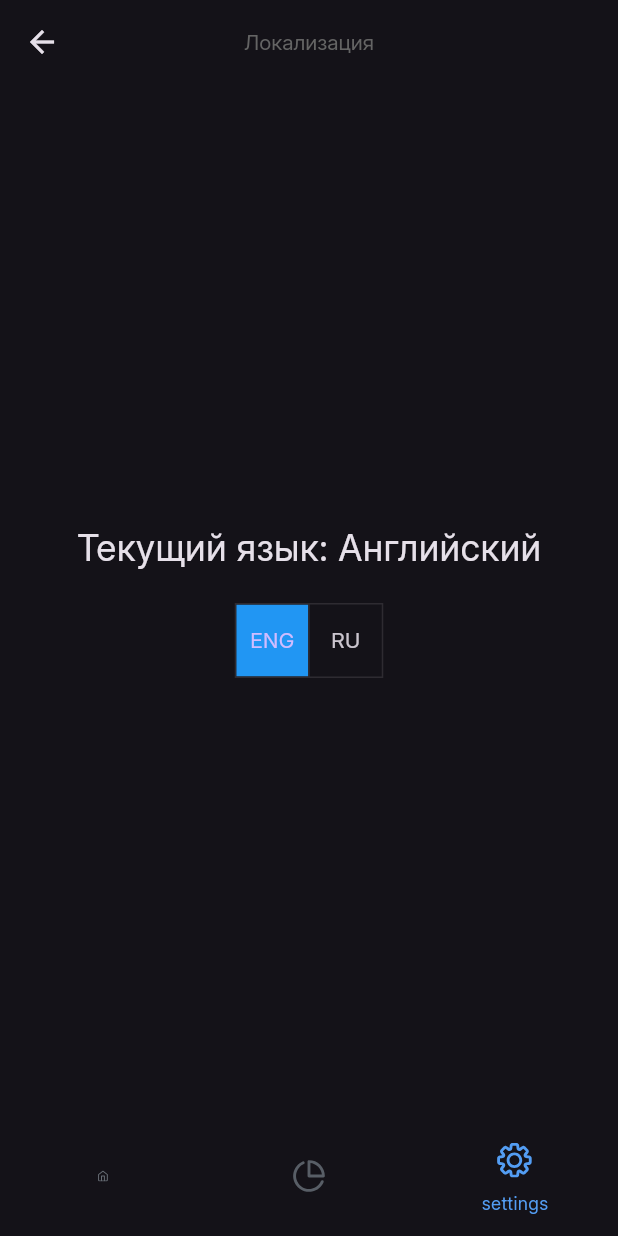
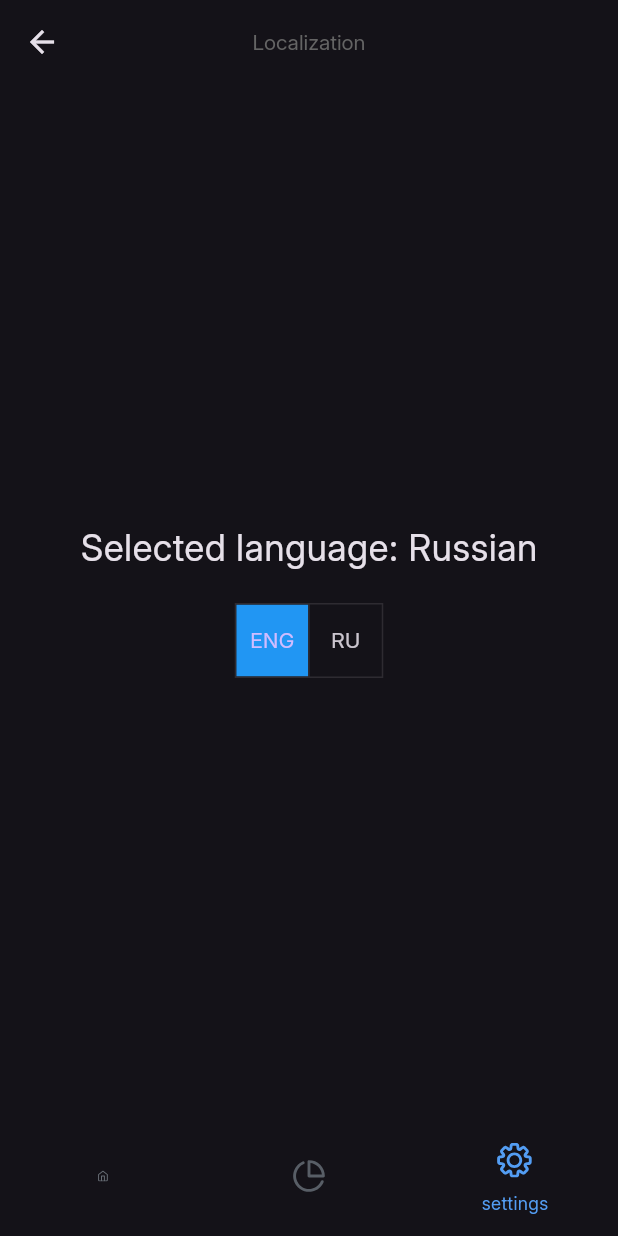
Before and after one commit to Skylaunch/findet, a Flutter app: the LocalizationsScreen screen opened by its route, after a tap on "ENG", on a phone screen of 412 x 824 dp. Run offline on Flutter 3.47's test engine with Material 3 defaults, Android fonts, the phone set to English and light mode, and no system bars; our stand-ins replace cloud_firestore, dotted_border, dropdown_button2, firebase_core, flutter_bloc, flutter_svg and 6 more; accounts and stored records are empty.

Commit message:
Добавил почти полную локализацию приложения

```diff
--- a/lib/blocs/global/auth_bloc.dart
+++ b/lib/blocs/global/auth_bloc.dart
@@ -1,4 +1,5 @@
 import 'package:findet/domain/models/user_model.dart';
+import 'package:findet/generated/l10n.dart';
 import 'package:findet/helpers/global_data.dart';
 import 'package:findet/ui/router/routes.dart';
 import 'package:flutter/material.dart';
@@ -93,14 +94,14 @@ class AuthBloc extends Bloc<AuthEvent, AuthState> {
         authService.saveToken(token: authUser.id);
         authService.saveUser(user: authUser);
 
-        toastService.showDefaultToast(message: 'Добро пожаловать, ${authUser.firstName}', context: context);
+        toastService.showDefaultToast(message: S.of(context).welcome(authUser.firstName), context: context);
 
         emit(AuthCompletedState(user: authUser));
 
         context.go(Routes.home);
       } else {
         toastService.showErrorToast(
-          message: 'Произошла ошибка :(\nВы ввели неверный логин или пароль',
+          message: S.of(context).uncorrect_login_or_password_error,
           context: context,
         );
       }
--- a/lib/blocs/local/diagram_bloc.dart
+++ b/lib/blocs/local/diagram_bloc.dart
@@ -1,5 +1,7 @@
 import 'package:findet/domain/models/financial_operation_model.dart';
+import 'package:findet/generated/l10n.dart';
 import 'package:findet/helpers/global_data.dart';
+import 'package:flutter/material.dart';
 import 'package:flutter_bloc/flutter_bloc.dart';
 
 /// Эвент блока работы с диаграммами
@@ -79,7 +81,7 @@ class DiagramBloc extends Bloc<DiagramEvent, DiagramState> {
     );
   }
 
-  String getDayFirstLetters(DateTime dateFilterTime) {
+  String getDayFirstLetters(DateTime dateFilterTime, BuildContext context) {
     switch (dateFilterTime.weekday) {
       case 1:
         return 'MO';
@@ -96,7 +98,7 @@ class DiagramBloc extends Bloc<DiagramEvent, DiagramState> {
       case 7:
         return 'SU';
       default:
-        throw ('Ошибка при преобразовании дня недели в строку');
+        throw (S.of(context).weekday_to_string_error);
     }
   }
 }
--- a/lib/helpers/methods.dart
+++ b/lib/helpers/methods.dart
@@ -11,13 +11,13 @@ set appLocale(Locale locale) {
   _appLocale = locale;
 }
 
-void setGlobalLocalization(Locale locale) {
+void setGlobalLocalization(Locale locale, BuildContext context) {
   if (S.delegate.supportedLocales.contains(locale)) {
     FToast().showToast(
       child: Row(
         mainAxisSize: MainAxisSize.min,
         children: [
-          const Text('Данного языка в приложении пока нет'),
+          Text(S.of(context).uncorrect_selected_language_error),
           const SizedBox(width: 3),
           SvgPicture.asset('lib/assets/images/icons/emotions/sad.svg')
         ],
--- a/lib/ui/features/diagram/diagram_screen.dart
+++ b/lib/ui/features/diagram/diagram_screen.dart
@@ -1,6 +1,7 @@
 import 'package:findet/blocs/global/theme_bloc.dart';
 import 'package:findet/blocs/local/diagram_bloc.dart';
 import 'package:findet/domain/models/financial_operation_model.dart';
+import 'package:findet/generated/l10n.dart';
 import 'package:findet/ui/features/diagram/widgets/dates_filter.dart';
 import 'package:flutter/material.dart';
 import 'package:flutter_bloc/flutter_bloc.dart';
@@ -39,7 +40,7 @@ class _DiagramScreenState extends State<DiagramScreen> {
                 builder: (context, state) => state is DiagramLoadedState
                     ? state.financialOperations.isNotEmpty
                         ? SfCircularChart(
-                            title: const ChartTitle(text: 'Ваши расходы'),
+                            title: ChartTitle(text: S.of(context).your_expenses_title),
                             legend: const Legend(
                               isVisible: true,
                               overflowMode: LegendItemOverflowMode.wrap,
@@ -65,7 +66,7 @@ class _DiagramScreenState extends State<DiagramScreen> {
                           )
                         : Center(
                             child: Text(
-                            'В этот день расходов не наблюдается ☺👍',
+                            S.of(context).zero_expenses_text,
                             textAlign: TextAlign.center,
                             style: TextStyle(
                               color: colors.secondaryBlueColor,
--- a/lib/ui/features/diagram/widgets/date_filter_item.dart
+++ b/lib/ui/features/diagram/widgets/date_filter_item.dart
@@ -30,7 +30,7 @@ class DateFilterItem extends StatelessWidget {
         children: [
           const SizedBox(height: 12),
           Text(
-            diagramBloc.getDayFirstLetters(dateFilterTime),
+            diagramBloc.getDayFirstLetters(dateFilterTime, context),
             style: TextStyle(
               color: colors.secondaryBlueColor,
               fontSize: 10,
--- a/lib/ui/features/localizations/localizations_screen.dart
+++ b/lib/ui/features/localizations/localizations_screen.dart
@@ -1,4 +1,5 @@
 import 'package:findet/blocs/global/localization_bloc.dart';
+import 'package:findet/generated/l10n.dart';
 import 'package:findet/ui/common/default_app_bar.dart';
 import 'package:flutter/material.dart';
 import 'package:flutter_bloc/flutter_bloc.dart';
@@ -12,27 +13,28 @@ class LocalizationsScreen extends StatefulWidget {
 
 class _LocalizationsScreenState extends State<LocalizationsScreen> {
   late LocalizationBloc localizationBloc = context.read<LocalizationBloc>();
-  late bool isSelected = localizationBloc.state.isRussian;
+  late bool isRussianSelected = localizationBloc.state.isRussian;
   @override
   Widget build(BuildContext context) {
+    final currentLanguage = isRussianSelected ? S.of(context).russian_language_title : S.of(context).english_language_title;
     return Scaffold(
-      appBar: const DefaultAppBar(title: 'Локализация'),
+      appBar: DefaultAppBar(title: S.of(context).localization),
       body: Center(
         child: Column(
           mainAxisAlignment: MainAxisAlignment.center,
           children: [
             Text(
-              'Текущий язык: ${isSelected ? 'Английский' : 'Русский'}',
+              S.of(context).current_language_title(currentLanguage),
               style: const TextStyle(fontSize: 24),
             ),
             const SizedBox(height: 20),
             ToggleButtons(
               fillColor: Colors.blue,
-              isSelected: [isSelected, !isSelected],
+              isSelected: [isRussianSelected, !isRussianSelected],
               onPressed: (_) {
-                localizationBloc.add(LocalizationChangeEvent(isRussian: isSelected));
+                localizationBloc.add(LocalizationChangeEvent(isRussian: isRussianSelected));
                 setState(() {
-                  isSelected = !isSelected;
+                  isRussianSelected = !isRussianSelected;
                 });
               },
               children: const <Widget>[
--- a/lib/ui/features/settings/widgets/profile_widget.dart
+++ b/lib/ui/features/settings/widgets/profile_widget.dart
@@ -1,4 +1,5 @@
 import 'package:findet/blocs/global/theme_bloc.dart';
+import 'package:findet/generated/l10n.dart';
 import 'package:findet/helpers/global_data.dart';
 import 'package:flutter/material.dart';
 import 'package:findet/helpers/extensions.dart';
@@ -47,7 +48,7 @@ class ProfileWidget extends StatelessWidget {
                     ),
                   ),
                   const SizedBox(height: 4),
-                  const Text('Your profile page', style: TextStyle(fontSize: 12)),
+                  Text(S.of(context).profile_page_title, style: const TextStyle(fontSize: 12)),
                 ],
               ).padding(edgeInsets: const EdgeInsets.all(12)),
               const Spacer(),
--- a/lib/ui/features/settings/widgets/settings_menu.dart
+++ b/lib/ui/features/settings/widgets/settings_menu.dart
@@ -32,19 +32,20 @@ class _SettingsMenuState extends State<SettingsMenu> {
         children: [
           SettingsMenuItem(
             title: S.of(context).theme,
-            selectedValue: themeBloc.state.isDark ? 'Dark' : 'Light',
+            selectedValue: themeBloc.state.isDark ? S.of(context).dark_theme_title : S.of(context).light_theme_title,
             onTap: widget.onThemeNavigate,
           ),
           const SizedBox(height: 6),
           SettingsMenuItem(
             title: S.of(context).localization,
-            selectedValue: Intl.getCurrentLocale() == 'ru' ? 'Russian' : 'English',
+            selectedValue:
+                Intl.getCurrentLocale() == 'ru' ? S.of(context).russian_language_title : S.of(context).english_language_title,
             onTap: widget.onLocalizationNavigate,
           ),
           const SizedBox(height: 6),
           SettingsMenuItem(
-            title: 'Персональные категории',
-            selectedValue: 'Добавьте свои собственные категории для удобства',
+            title: S.of(context).personal_categories_title,
+            selectedValue: S.of(context).personal_categories_default_selected_text,
             onTap: widget.onUserCategoriesNavigate,
           ),
         ],
```
Also changed, not shown: lib/l10n/intl_en.arb (+40 -1 lines), lib/l10n/intl_ru.arb (+40 -1 lines), lib/ui/features/auth/auth_screen.dart (+11 -10 lines), lib/ui/features/profile/profile_screen.dart (+41 -15 lines), lib/ui/features/theme/theme_screen.dart (+9 -5 lines), lib/ui/features/user_categories/user_categories_screen.dart (+23 -15 lines), lib/ui/features/welcome/welcome_screen.dart (+6 -5 lines), lib/generated/intl/messages_en.dart, lib/generated/intl/messages_ru.dart, lib/generated/l10n.dart.
